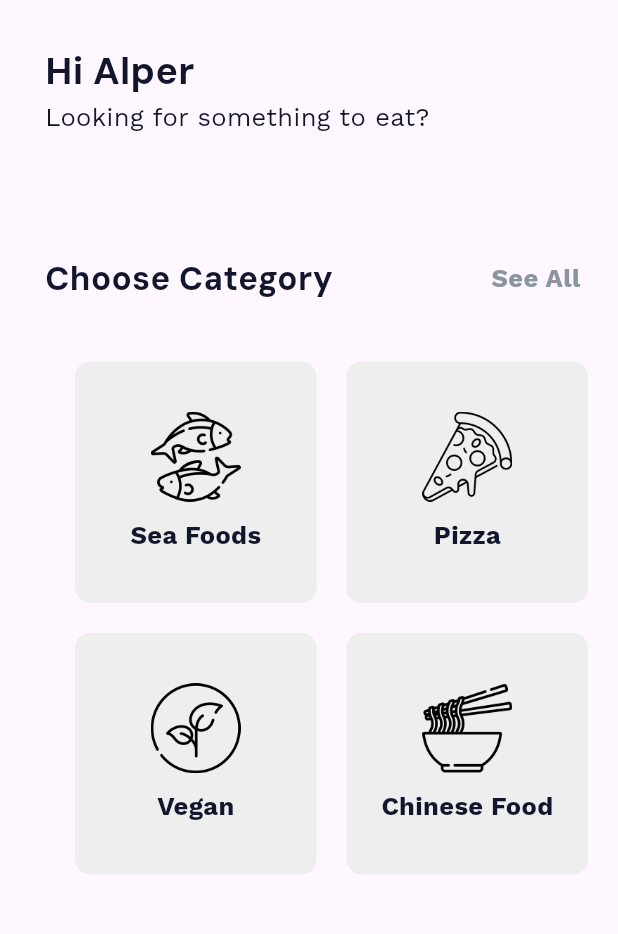
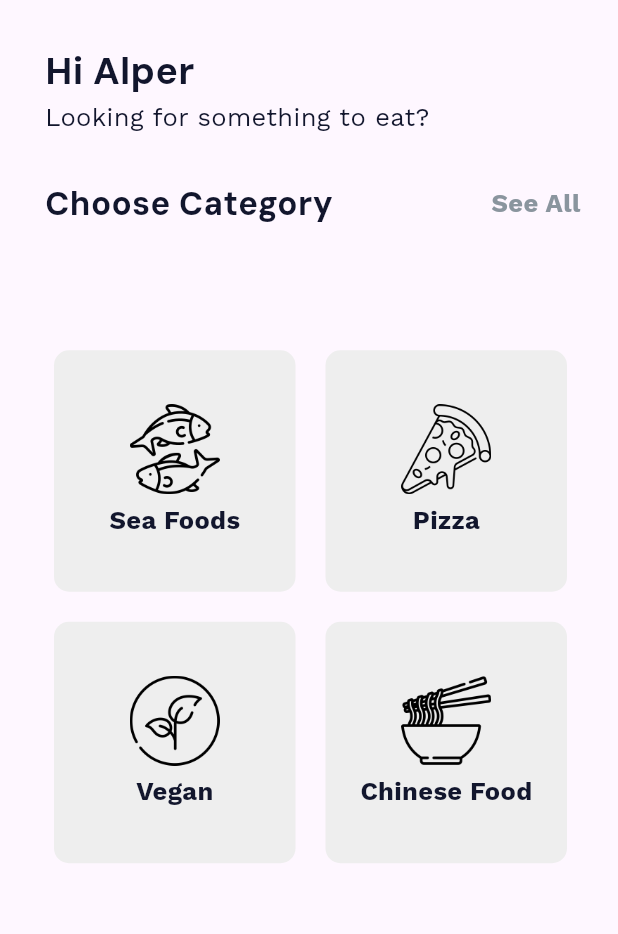
Before and after one commit to ferattass/QrFooder, a Flutter app: the screen it shows after launch, on a phone screen of 412 x 824 dp, the part 84-1018 px from its top. Run offline on Flutter 3.47's test engine with Material 3 defaults, Android fonts, the phone set to English and light mode, and no system bars.

Commit message:
Category icons and necessary edits

```diff
--- a/lib/anasayfa.dart
+++ b/lib/anasayfa.dart
@@ -9,6 +9,8 @@ class Anasayfa extends StatefulWidget {
   }
 
   class _AnasayfaState extends State<Anasayfa> {
+    int? _selectedIndex; // Seçili kartın indeksini tutar
+
     @override
     Widget build(BuildContext context) {
       return Scaffold(
@@ -65,7 +67,7 @@ class _AnasayfaState extends State<Anasayfa> {
                 ),
               ),
               Padding(
-              padding: const EdgeInsets.only(top: 80.0),
+                padding: const EdgeInsets.only(top: 30.0),
                 child: Row(
                   mainAxisAlignment: MainAxisAlignment.spaceBetween,
                   children: [
@@ -79,8 +81,7 @@ class _AnasayfaState extends State<Anasayfa> {
                       ),
                     ),
                     Padding(
-                    padding:
-                        const EdgeInsets.only(right: 25.0), // 10 px sola al
+                      padding: const EdgeInsets.only(right: 25.0), // 10 px sola al
                       child: InkWell(
                         onTap: () {
                           // "See All" yazısına tıklandığında yapılacak işlemler
@@ -88,8 +89,7 @@ class _AnasayfaState extends State<Anasayfa> {
                         child: Text(
                           "See All",
                           style: TextStyle(
-                          color:
-                              yazirenk, // İstediğiniz rengi ayarlayabilirsiniz
+                            color: yazirenk, // İstediğiniz rengi ayarlayabilirsiniz
                             fontFamily: "AltFont",
                             fontSize: 17.0,
                             fontWeight: FontWeight.bold,
@@ -100,29 +100,30 @@ class _AnasayfaState extends State<Anasayfa> {
                   ],
                 ),
               ),
-            SizedBox(
-                height:
-                    20.0), // "Choose Category" ve butonlar arasına boşluk ekler
+              SizedBox(height: 10.0), // "Choose Category" ve butonlar arasına boşluk ekler
               Expanded(
+                child: Align(
+                  alignment: Alignment.center,
+                  child: Transform.translate(
+                    offset: Offset(-14, -60), // 10 px sola ve 20 px üste kaydır
+                    child: Container(
+                      width: 400, // GridView genişliğini belirleyin
                       child: GridView.count(
                         crossAxisCount: 2, // 2 sütunlu grid
                         crossAxisSpacing: 20.0, // Sütunlar arasındaki boşluk
                         mainAxisSpacing: 20.0, // Satırlar arasındaki boşluk
                         padding: const EdgeInsets.all(20.0),
-                children: <Widget>[
-                  buildCategoryCard('assets/fish.png', 'Sea Foods', () {
-                    // İkon 1 tıklama işlemleri
+                        shrinkWrap: true,
+                        children: List.generate(4, (index) {
+                          return buildCategoryCard(
+                            'assets/${['fish.png', 'pizza.png', 'vegan.png', 'chinese.png'][index]}',
+                            ['Sea Foods', 'Pizza', 'Vegan', 'Chinese Food'][index],
+                            index,
+                          );
                         }),
-                  buildCategoryCard('assets/pizza.png', 'Pizza', () {
-                    // İkon 2 tıklama işlemleri
-                  }),
-                  buildCategoryCard('assets/vegan.png', 'Vegan', () {
-                    // İkon 3 tıklama işlemleri
-                  }),
-                  buildCategoryCard('assets/chinese.png', 'Chinese Food', () {
-                    // İkon 4 tıklama işlemleri
-                  }),
-                ],
+                      ),
+                    ),
+                  ),
                 ),
               ),
             ],
@@ -131,16 +132,20 @@ class _AnasayfaState extends State<Anasayfa> {
       );
     }
 
-  Widget buildCategoryCard(String assetPath, String title, VoidCallback onTap) {
+    Widget buildCategoryCard(String assetPath, String title, int index) {
+      final isSelected = _selectedIndex == index;
       return InkWell(
-      onTap: onTap,
+        onTap: () {
+          setState(() {
+            _selectedIndex = isSelected ? null : index;
+          });
+        },
         child: Container(
           width: 181,
           height: 132,
           decoration: BoxDecoration(
-          color: Colors.grey[200], // Dikdörtgenin arka plan rengi
-          borderRadius:
-              BorderRadius.circular(10), // Dikdörtgenin köşe yuvarlaklığı
+            color: isSelected ? Colors.green : Colors.grey[200], // Tıklanınca yeşil olur
+            borderRadius: BorderRadius.circular(10), // Dikdörtgenin köşe yuvarlaklığı
           ),
           child: Column(
             mainAxisAlignment: MainAxisAlignment.center,
@@ -149,12 +154,13 @@ class _AnasayfaState extends State<Anasayfa> {
                 assetPath,
                 width: 60.0, // İkonun genişliği
                 height: 60.0, // İkonun yüksekliği
+                color: isSelected ? Colors.white : null, // Tıklanınca ikon beyaz olur
               ),
-            SizedBox(height: 10.0),
+              SizedBox(height: 5.0),
               Text(
                 title,
                 style: TextStyle(
-                color: anayazirenk, // İstediğiniz yazı rengi
+                  color: isSelected ? Colors.white : anayazirenk, // Tıklanınca yazı beyaz olur
                   fontFamily: "AltFont",
                   fontSize: 17.0,
                   fontWeight: FontWeight.bold,
--- a/lib/colors.dart
+++ b/lib/colors.dart
@@ -6,4 +6,4 @@ var buttonrenk1 = const Color(0xFF17C37B);
 var buttonrenk2 = const Color(0xFFF7B500);
 var yazirenk = const Color(0xFF8A959E);
 var anayazirenk = const Color(0xFF12162D);
-var anarenk3 = const Color(0xFF5965523);
+var anarenk3 = const Color(0xFF596552);
```
Lines whose indentation alone changed are shown as unchanged.
